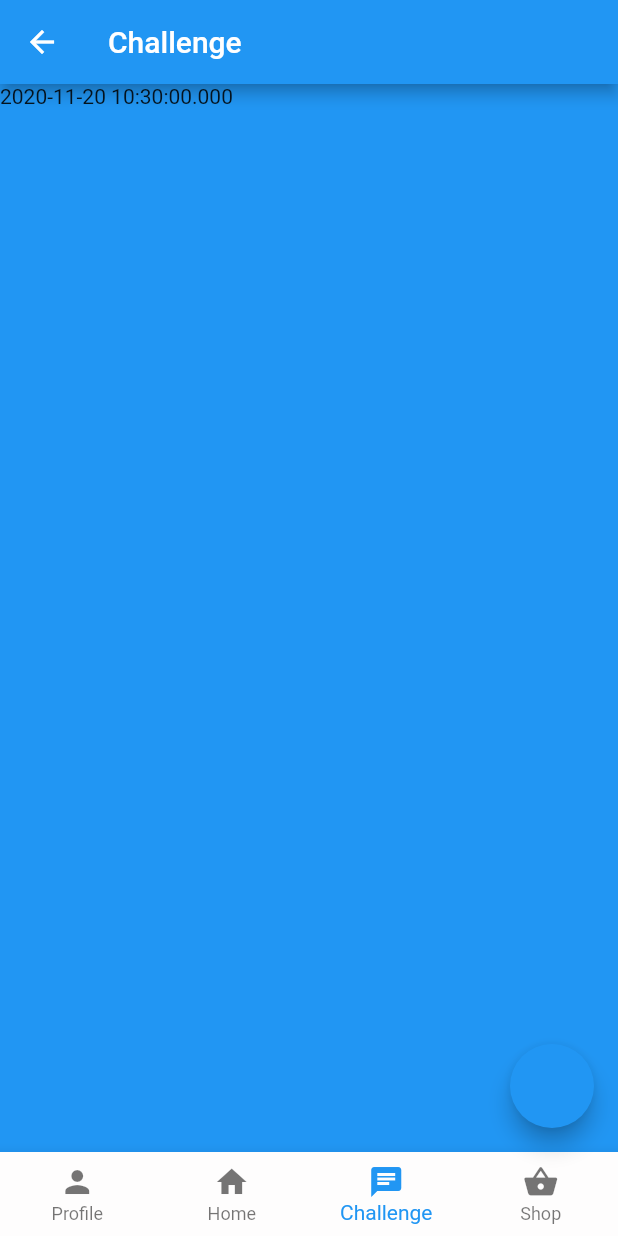
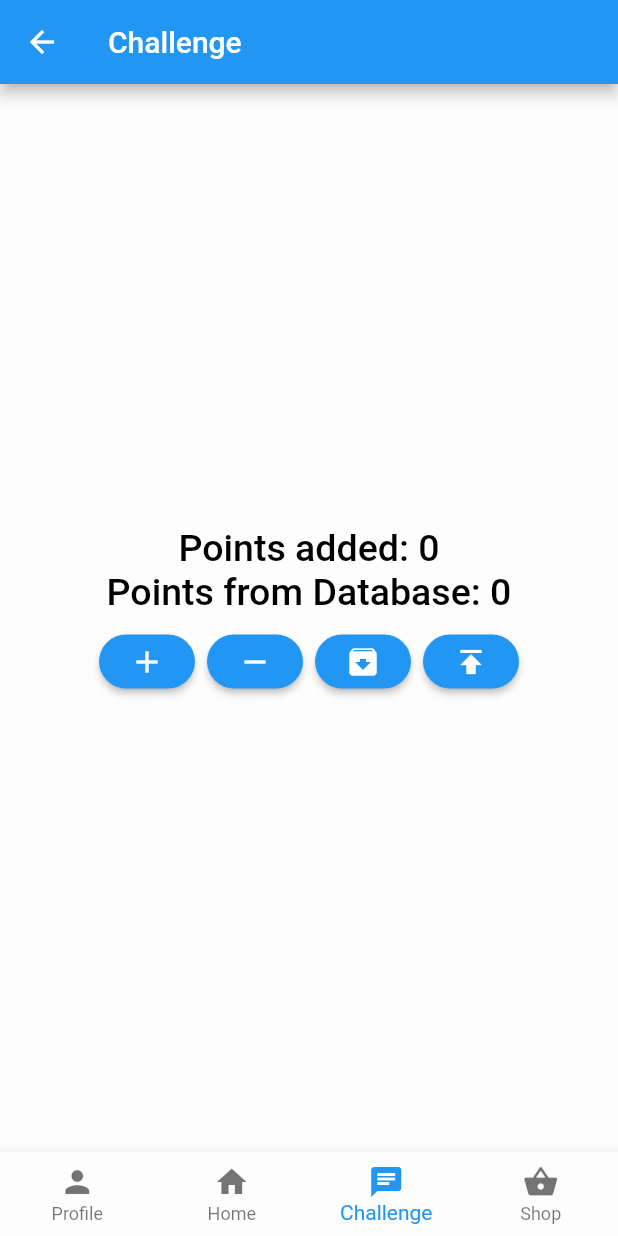
Before and after one commit to zoodiax/MotiNation, a Flutter app: the screen it shows once a user with an empty profile is signed in, item 3 of the bottom bar chosen, on a phone screen of 412 x 824 dp. Run offline on Flutter 3.47's test engine with Material 2 defaults, Android fonts, the phone set to English and light mode, and no system bars; our stand-ins replace cloud_firestore, firebase_auth, flutter_spinkit, google_maps_flutter, latlong, location; accounts and stored records are empty.

Commit message:
Point upload/download added in extra File points.dart

```diff
--- a/motination/lib/models/user.dart
+++ b/motination/lib/models/user.dart
@@ -16,8 +16,9 @@ final String alter;
 final String benutzername;
 final String gewicht;
 final int trackrun;
+final int points;
 
 
-UserData({this.uid, this.vorname, this.nachname, this.groese, this.alter, this.benutzername, this.gewicht, this.trackrun});
+UserData({this.uid, this.vorname, this.nachname, this.groese, this.alter, this.benutzername, this.gewicht, this.trackrun, this.points});
 
 }
--- a/motination/lib/services/auth.dart
+++ b/motination/lib/services/auth.dart
@@ -53,7 +53,7 @@ Future registerWithEmailAndPassword(String email, String password) async {
 
 
     //create a new document (in firestore) for the user with the uid  //Wird aber nur angelegt wenn man sich neu registriert, dh. wenn ein neues Update herausgebracht wird mit neuer Collection wird es nicht hinzugefügt.
-    await DatabaseService(uid: user.uid).updateUserData( 'Vorname', 'Nachname' ,'benutzername', '-', '-','-',user.uid,0 );
+    await DatabaseService(uid: user.uid).updateUserData( 'Vorname', 'Nachname' ,'benutzername', '-', '-','-',user.uid,0 ,0);
 
 
     return _userFromFirebaseUser(user);
--- a/motination/lib/src/UI/challenge.dart
+++ b/motination/lib/src/UI/challenge.dart
@@ -1,7 +1,16 @@
+
 import 'package:flutter/material.dart';
 import 'profile.dart';
 import 'homescreen.dart';
 import 'shop.dart';
+
+
+import 'package:motination/services/database.dart';
+import 'package:motination/models/user.dart';
+import 'package:provider/provider.dart';
+import 'package:motination/src/UI/profile.dart';
+import 'package:cloud_firestore/cloud_firestore.dart';
+
 
 
 /* Challenge Class UI Design
@@ -11,67 +20,125 @@ import 'shop.dart';
 */
 
 class Challenge extends StatefulWidget {
+  final int points;
+
+  Challenge({Key key, this.points}) : super (key:key);
   @override
   _ChallengeState createState() => _ChallengeState();
 }
 
 class _ChallengeState extends State<Challenge> {
 
+
+  int p = 0;
+  int points = 0;
   int _currentIndex = 2;
   final barColor = const Color(0xFF0A79DF);
   final bgColor = const Color(0xFFFEFDFD);
 
   final wrktColor = const Color (0xFF28CCD3);
   final blackColor = const Color(0xBF000000);
-  var now = new DateTime.now();
 
-  getDate(){
+  final String uId= 'gosuBxL9kuT2sGkvIziJQfkQwrt2';
+  DocumentSnapshot doc;
+
+  void getPoints(){
     setState(() {
-      now = DateTime.now();
+      p += 10;
     });
   }
+
+void loosePoints(){
+    setState(() {
+      p -= 10;
+    });
+  }
+
+// gets Points-Data from DocumentSnapshot to Variable
+void getPointsfromSnapshot(DocumentSnapshot snapshot){
+  Map<String, dynamic> data = snapshot.data;
+  setState(() {
+    points = data["points"];
+  });
+}
+
+// Prototype gets Data from DocumentSnapshot to Variable
+void getStufffromSnapshot(DocumentSnapshot snapshot){
+  Map<String, dynamic> data = snapshot.data;
+  setState(() {
+    // Variable = data["nameOfFieldDocumentSnapshot"]
+  });
+}
+
+
+
+
   @override
   Widget build(BuildContext context) {
-  // User user = Provider.of<User>(context);
-  // final QuerySnapshot result = await Firestore.instance.collection('user').where('uid', isEqualTo: user.uid).getDocuments();
-  // final List<DocumentSnapshot>documents = result.documents;
+
+   User user = Provider.of<User>(context);
+
+
+
     return new Scaffold(
-      backgroundColor: Colors.blue,
+      backgroundColor: bgColor,
       appBar: AppBar(
         title: Text('Challenge'),
       ),
 
       body: Container(
 
-        child: Text(now.toString()),
+        child: Column(
+          children:  [
+              Spacer(),
+              Text('Points added: ' + p.toString(),style: TextStyle(
+                        color: Colors.black, fontWeight: FontWeight.w500,fontSize: 25),),
+              Text('Points from Database: ' + points.toString(), style: TextStyle(
+                        color: Colors.black, fontWeight: FontWeight.w500, fontSize: 25),),
+              ButtonBar(alignment: MainAxisAlignment.center, children: [
+        RaisedButton(
+          onPressed: getPoints,
+          color: Colors.blue,
+          child: Icon(Icons.add),
+          shape: RoundedRectangleBorder(
+              borderRadius: new BorderRadius.circular(300)),
         ),
-      floatingActionButton: FloatingActionButton(onPressed: getDate),
-      /*body: Container(
-        child: StreamBuilder(
-          stream: Firestore.instance.collection('user').snapshots(),
-          builder: (context,snapshot) {
-            if (!snapshot.hasData) {
-              return Container(
+        RaisedButton(
+          onPressed: loosePoints,
           color: Colors.blue,
-                child: Center(
-                  child: SpinKitRotatingCircle(
-                    color: Colors.white,
-                    size: 50.0,
+          child: Icon(Icons.remove),
+          shape: RoundedRectangleBorder(
+              borderRadius: new BorderRadius.circular(300)),
         ),
+        RaisedButton(
+          onPressed: () async {
+                doc = await DatabaseService(uid: user.uid).getData(user);
+                getPointsfromSnapshot(doc);
+
+          },
+          color: Colors.blue,
+          child: Icon(Icons.archive),
+          shape: RoundedRectangleBorder(
+              borderRadius: new BorderRadius.circular(300)),
         ),
-              );
-            } else{
-                return ListView.builder(
-                  padding: EdgeInsets.all(10.0),
-                  itemBuilder: (context,index) => buildItem(context, snapshot.data.documents[index]),
-                  itemCount: snapshot.data.documents.length,
-                  );
-            }
-          }
+        RaisedButton(
+          onPressed: () async {await DatabaseService(uid: user.uid).updatePoints(points+p);
+          setState(() {
+            p=0;
+          });
+
+          },
+          color: Colors.blue,
+          child: Icon(Icons.publish),
+          shape: RoundedRectangleBorder(
+              borderRadius: new BorderRadius.circular(300)),
         ),
+      ]),
+      Spacer(),
+          ],
         ),
 
-*/
+      ),
 
 
        bottomNavigationBar: BottomNavigationBar(
--- a/motination/lib/src/UI/homescreen.dart
+++ b/motination/lib/src/UI/homescreen.dart
@@ -7,6 +7,7 @@ import 'profile.dart';
 import 'shop.dart';
 import 'running.dart';
 import 'triangle.dart';
+import 'points.dart';
 
 class HomeScreen extends StatefulWidget {
   @override
--- a/motination/lib/src/UI/shop.dart
+++ b/motination/lib/src/UI/shop.dart
@@ -2,7 +2,6 @@ import 'package:cloud_firestore/cloud_firestore.dart';
 import 'package:flutter/material.dart';
 import 'package:motination/src/UI/challenge.dart';
 import 'package:motination/src/UI/profile.dart';
-
 import 'homescreen.dart';
 import 'profile.dart';
 
```
Also changed, not shown: motination/lib/services/database.dart (+42 -7 lines), motination/lib/src/UI/running.dart (+6 -3 lines), motination/lib/src/UI/saveRun.dart (+10 -2 lines), motination/lib/src/UI/settings.dart (+29 -3 lines). Lines whose indentation alone changed are shown as unchanged.
